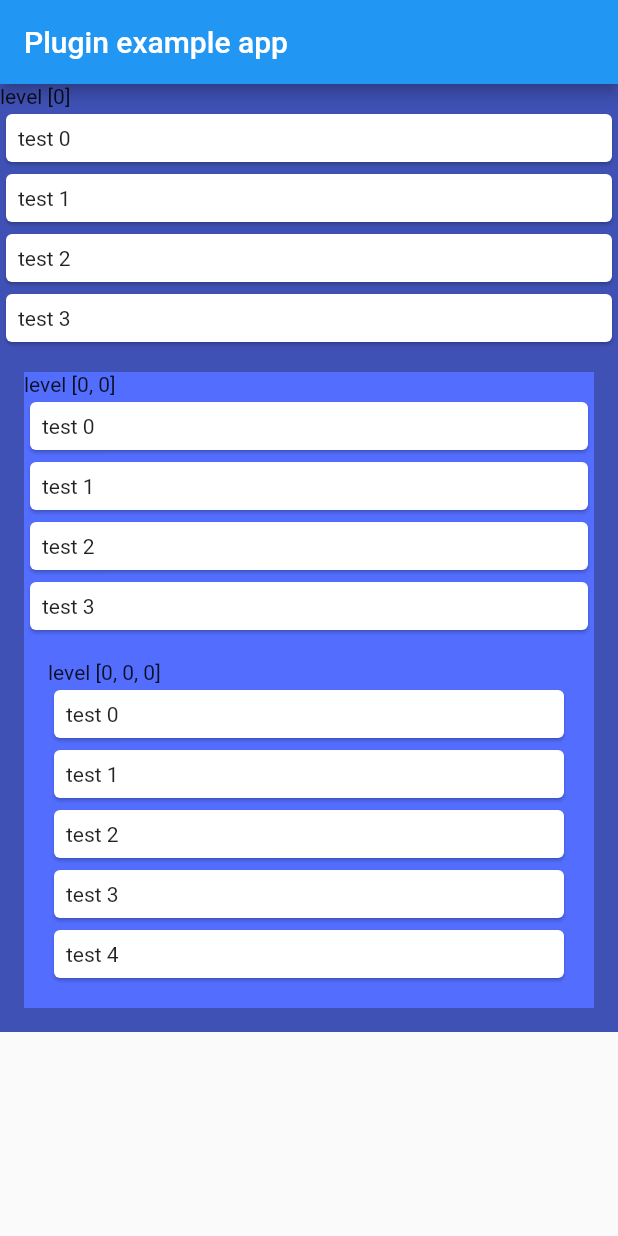
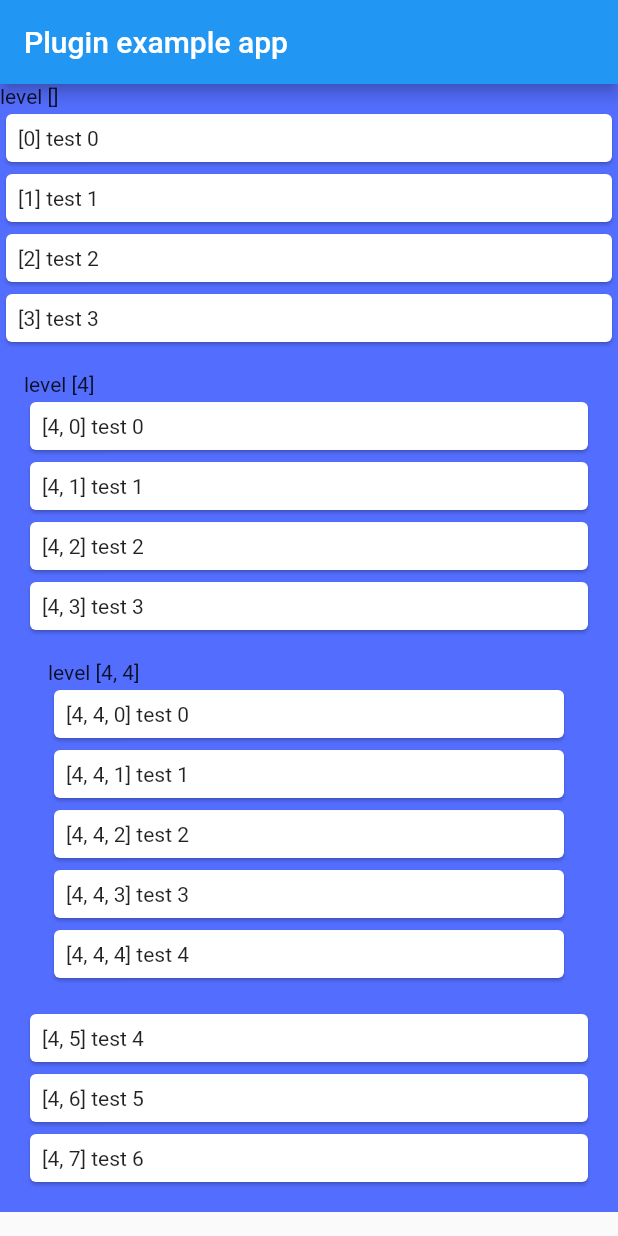
Before and after one commit to n7484443/multi_level_draggable, a Flutter app: the screen it shows after launch, on a phone screen of 412 x 824 dp. Run offline on Flutter 3.47's test engine with Material 2 defaults, Android fonts, the phone set to English and light mode, and no system bars.

Commit message:
Refactor sample

```diff
--- a/example/lib/main.dart
+++ b/example/lib/main.dart
@@ -13,9 +13,36 @@ class MyApp extends StatefulWidget {
 }
 
 class _MyAppState extends State<MyApp> {
+  List data = [0, 1, 2, 3, [0, 1, 2, 3, [0, 1, 2, 3, 4], 4, 5, 6]];
+
   @override
   void initState() {
     super.initState();
+  }
+
+  Widget createNested(List<int> currentPos, List dataInput){
+    return TestUnit(
+      color: Colors.indigoAccent,
+      pos: currentPos,
+      itemBuilder: (context, index) {
+        var pos = [...currentPos, index];
+        if(dataInput[index] is List){
+          return Padding(
+            padding: const EdgeInsets.all(16.0),
+            key: Key('$pos test $index'),
+            child: createNested(pos, dataInput[index]),
+          );
+        }
+        return Card(
+          key: Key('$pos test $index'),
+          child: Padding(
+            padding: const EdgeInsets.all(8.0),
+            child: Text('$pos test ${dataInput[index]}'),
+          ),
+        );
+      },
+      itemCount: dataInput.length,
+    );
   }
 
   @override
@@ -26,60 +53,7 @@ class _MyAppState extends State<MyApp> {
           title: const Text('Plugin example app'),
         ),
         body: MultiLevelDraggableParent(
-          child: TestUnit(
-            pos: const [0],
-            color: Colors.indigo,
-            itemBuilder: (context, index) {
-              if (index == 4) {
-                return Padding(
-                  padding: const EdgeInsets.all(16.0),
-                  key: Key('${[0, 0]} test $index'),
-                  child: TestUnit(
-                    color: Colors.indigoAccent,
-                    pos: const [0, 0],
-                    itemBuilder: (context, index) {
-                      if (index == 4) {
-                        return Padding(
-                          padding: const EdgeInsets.all(16.0),
-                          key: Key('${[0, 0, 0]} test $index'),
-                          child: TestUnit(
-                            color: Colors.indigoAccent,
-                            pos: const [0, 0, 0],
-                            itemBuilder: (context, index) {
-                              return Card(
-                                key: Key('${[0, 0, 0]} test $index'),
-                                child: Padding(
-                                  padding: const EdgeInsets.all(8.0),
-                                  child: Text('test $index'),
-                                ),
-                              );
-                            },
-                            itemCount: 5,
-                          ),
-                        );
-                      }
-                      return Card(
-                        key: Key('${[0, 0]} test $index'),
-                        child: Padding(
-                          padding: const EdgeInsets.all(8.0),
-                          child: Text('test $index'),
-                        ),
-                      );
-                    },
-                    itemCount: 5,
-                  ),
-                );
-              }
-              return Card(
-                key: Key('${[0]} test $index'),
-                child: Padding(
-                  padding: const EdgeInsets.all(8.0),
-                  child: Text('test $index'),
-                ),
-              );
-            },
-            itemCount: 5,
-          ),
+          child: createNested([], data),
         ),
       ),
     );
```
